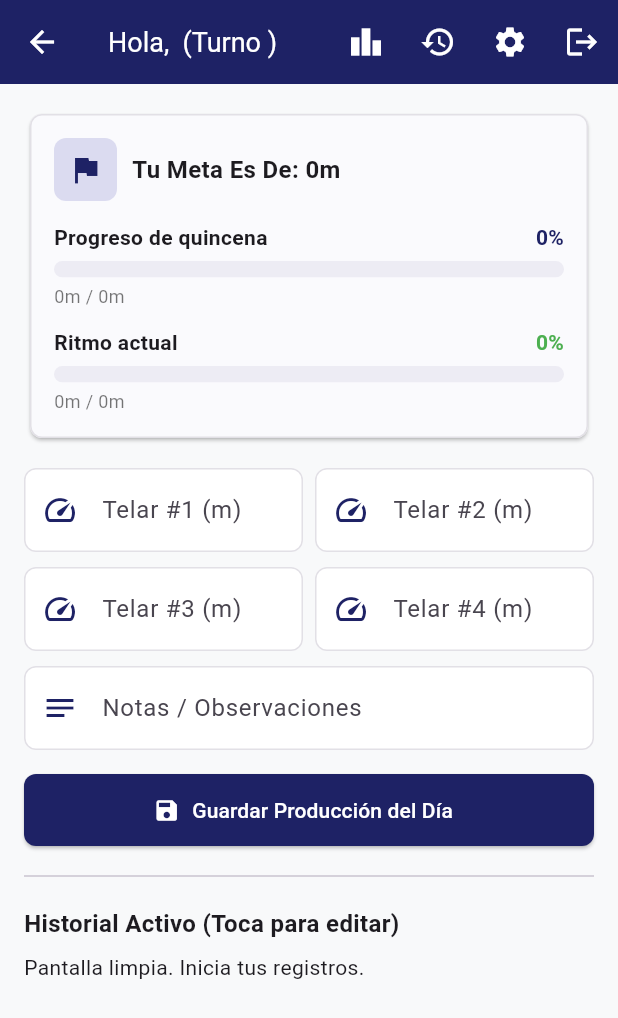
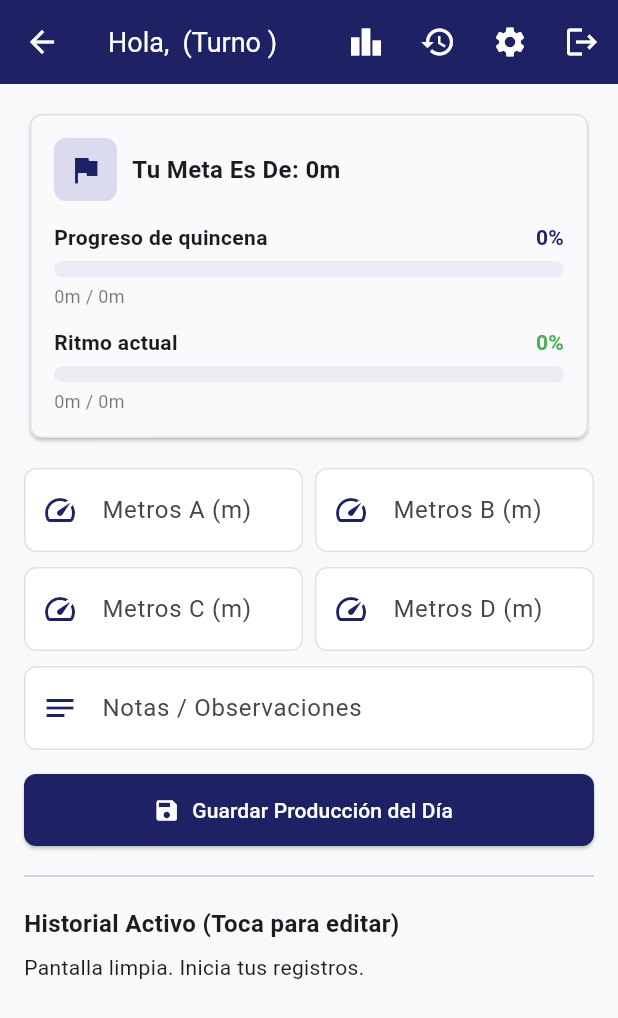
Before and after one commit to Rigodonin/GoldenMobile, a Flutter app: the OperadorScreen screen opened by its route, on a phone screen of 412 x 824 dp. Shown: the top 1018 px of the screen. Run offline on Flutter 3.47's test engine with Material 3 defaults, Android fonts, the phone set to English and light mode, and no system bars; our stand-ins replace supabase_flutter; accounts and stored records are empty.

```diff
--- a/lib/screens/operador_screen.dart
+++ b/lib/screens/operador_screen.dart
@@ -1,4 +1,5 @@
 import 'package:flutter/material.dart';
+import 'package:flutter/services.dart';
 import 'package:supabase_flutter/supabase_flutter.dart';
 import '../utils/calculadora_produccion.dart';
 
@@ -1057,16 +1058,18 @@ class _OperadorScreenState extends State<OperadorScreen> {
                 Expanded(
                   child: TextField(
                     controller: _telarControllers[0],
-                    decoration: _decoracionCampo('Telar #1 (m)', Icons.speed),//prueba de commit
+                    decoration: _decoracionCampo('Metros A (m)', Icons.speed),//prueba de commit
                     keyboardType: TextInputType.number,
+                    inputFormatters: [FilteringTextInputFormatter.digitsOnly],
                   ),
                 ),
                 const SizedBox(width: 8),
                 Expanded(
                   child: TextField(
                     controller: _telarControllers[1],
-                    decoration: _decoracionCampo('Telar #2 (m)', Icons.speed),
+                    decoration: _decoracionCampo('Metros B (m)', Icons.speed),
                     keyboardType: TextInputType.number,
+                    inputFormatters: [FilteringTextInputFormatter.digitsOnly],
                   ),
                 ),
               ],
@@ -1077,16 +1080,18 @@ class _OperadorScreenState extends State<OperadorScreen> {
                 Expanded(
                   child: TextField(
                     controller: _telarControllers[2],
-                    decoration: _decoracionCampo('Telar #3 (m)', Icons.speed),
+                    decoration: _decoracionCampo('Metros C (m)', Icons.speed),
                     keyboardType: TextInputType.number,
+                    inputFormatters: [FilteringTextInputFormatter.digitsOnly],
                   ),
                 ),
                 const SizedBox(width: 8),
                 Expanded(
                   child: TextField(
                     controller: _telarControllers[3],
-                    decoration: _decoracionCampo('Telar #4 (m)', Icons.speed),
+                    decoration: _decoracionCampo('Metros D (m)', Icons.speed),
                     keyboardType: TextInputType.number,
+                    inputFormatters: [FilteringTextInputFormatter.digitsOnly],
                   ),
                 ),
               ],
```
Also changed, not shown: 1 other file.
